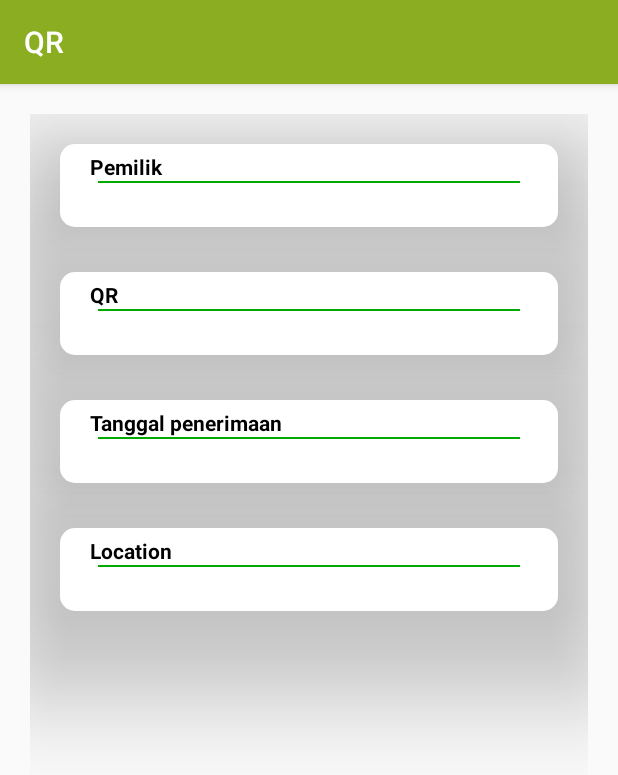
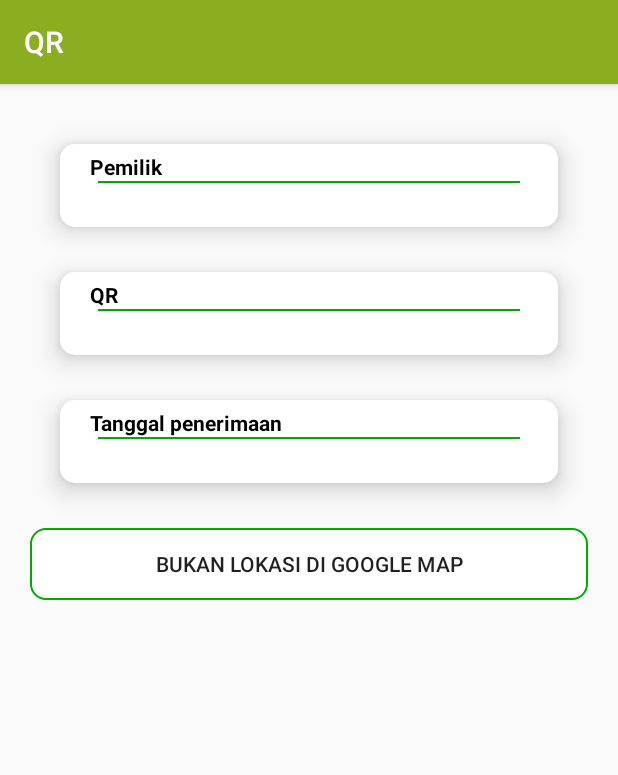
Before and after one commit to menma977/MitraTaniSejahtera, an Android app: the ResultQrActivity screen opened directly, with no data from a screen before it, on a phone screen of 412 x 824 dp. Shown: the top 775 px of the screen. Run offline under Robolectric (Android 15) with nearby library versions, the phone set to English and light mode, and no system bars; 1 statement that could not run was skipped.

Commit message:
20/03/2020
beres

```diff
--- a/app/src/main/AndroidManifest.xml
+++ b/app/src/main/AndroidManifest.xml
@@ -14,6 +14,10 @@
       android:roundIcon="@mipmap/ic_launcher_round"
       android:supportsRtl="true"
       android:theme="@style/AppTheme">
+    <activity android:name=".view.BinaryWebViewActivity">
+    </activity>
+    <activity android:name=".view.LedgerWebViewActivity">
+    </activity>
     <activity
         android:name=".view.ShowGalleryWebViewActivity"
         android:label="@string/gallery">
--- a/app/src/main/java/com/mitratanisejahtera/fragment/GalleryFragment.kt
+++ b/app/src/main/java/com/mitratanisejahtera/fragment/GalleryFragment.kt
@@ -97,7 +97,7 @@ class GalleryFragment : Fragment() {
             status.setTextColor(ContextCompat.getColor(view.context, R.color.textPrimary))
             status.textSize = 12F
             status.layoutParams = text
-            val parameterStatus: String = if (response.getJSONArray("response").getJSONObject(i)["status"] == 1) {
+            val parameterStatus: String = if (response.getJSONArray("response").getJSONObject(i)["yield"].toString().isEmpty()) {
               "Belum Panen"
             } else {
               "Sudah Panen - Hasil Panen:" + response.getJSONArray("response").getJSONObject(i)["yield"].toString()
--- a/app/src/main/java/com/mitratanisejahtera/view/ShowGalleryWebViewActivity.kt
+++ b/app/src/main/java/com/mitratanisejahtera/view/ShowGalleryWebViewActivity.kt
@@ -31,6 +31,5 @@ class ShowGalleryWebViewActivity : AppCompatActivity() {
     webContent.settings.javaScriptCanOpenWindowsAutomatically = true
 
     webContent.loadUrl(url, mapOf("Authorization" to "Bearer ${user.token}"))
-    println(url)
   }
 }
--- a/app/src/main/java/com/mitratanisejahtera/view/barcode/ResultQrActivity.kt
+++ b/app/src/main/java/com/mitratanisejahtera/view/barcode/ResultQrActivity.kt
@@ -1,6 +1,9 @@
 package com.mitratanisejahtera.view.barcode
 
+import android.content.Intent
+import android.net.Uri
 import android.os.Bundle
+import android.widget.Button
 import android.widget.TextView
 import android.widget.Toast
 import androidx.appcompat.app.AppCompatActivity
@@ -17,7 +20,10 @@ class ResultQrActivity : AppCompatActivity() {
   private lateinit var username: TextView
   private lateinit var qrCode: TextView
   private lateinit var getDate: TextView
-  private lateinit var location: TextView
+  private lateinit var location: Button
+  private lateinit var goTo: Intent
+  private lateinit var longitude: String
+  private lateinit var latitude: String
 
   override fun onCreate(savedInstanceState: Bundle?) {
     super.onCreate(savedInstanceState)
@@ -26,7 +32,7 @@ class ResultQrActivity : AppCompatActivity() {
     username = findViewById(R.id.usernameTextView)
     qrCode = findViewById(R.id.qrCodeTextView)
     getDate = findViewById(R.id.getDateTextView)
-    location = findViewById(R.id.locationTextView)
+    location = findViewById(R.id.buttonLocation)
 
     loading = Loading(this)
     loading.openDialog()
@@ -36,21 +42,32 @@ class ResultQrActivity : AppCompatActivity() {
     Timer().schedule(100) {
       val body = HashMap<String, String>()
       body["qr"] = qrResponse
-      val responseBee = TreeController.Get(user.token, body).execute().get()
-      if (responseBee["code"] == 200) {
+      val response = TreeController.Get(user.token, body).execute().get()
+      if (response["code"] == 200) {
         runOnUiThread {
-          username.text = responseBee.getJSONObject("response")["user"].toString()
-          qrCode.text = responseBee.getJSONObject("response")["code"].toString()
-          getDate.text = responseBee.getJSONObject("response")["start"].toString()
-          location.text = responseBee.getJSONObject("response")["location"].toString()
+          username.text = response.getJSONObject("response")["user"].toString()
+          qrCode.text = response.getJSONObject("response")["code"].toString()
+          getDate.text = response.getJSONObject("response")["start"].toString()
+          longitude = response.getJSONObject("response")["x_fild"].toString()
+          latitude = response.getJSONObject("response")["y_fild"].toString()
+          if (longitude.isEmpty() && latitude.isEmpty()) {
+            location.isEnabled = false
+          }
           loading.closeDialog()
         }
       } else {
         runOnUiThread {
           loading.closeDialog()
-          Toast.makeText(applicationContext, responseBee["response"].toString(), Toast.LENGTH_SHORT).show()
+          Toast.makeText(applicationContext, response["response"].toString(), Toast.LENGTH_SHORT).show()
         }
       }
     }
+
+    location.setOnClickListener {
+      val urlMap = "geo:$longitude,$latitude?q=$longitude,$latitude"
+      goTo = Intent(Intent.ACTION_VIEW, Uri.parse(urlMap))
+      goTo.setPackage("com.google.android.apps.maps")
+      startActivity(goTo)
+    }
   }
 }
--- a/app/src/main/res/layout/activity_result_qr.xml
+++ b/app/src/main/res/layout/activity_result_qr.xml
@@ -20,7 +20,7 @@
         android:layout_marginBottom="10dp"
         android:orientation="vertical"
         android:layout_width="match_parent"
-        android:elevation="50dp"
+        android:elevation="10dp"
         android:layout_height="wrap_content">
 
       <TextView
@@ -60,7 +60,7 @@
         android:layout_marginBottom="10dp"
         android:orientation="vertical"
         android:layout_width="match_parent"
-        android:elevation="50dp"
+        android:elevation="10dp"
         android:layout_height="wrap_content">
 
       <TextView
@@ -100,7 +100,7 @@
         android:layout_marginBottom="10dp"
         android:orientation="vertical"
         android:layout_width="match_parent"
-        android:elevation="50dp"
+        android:elevation="10dp"
         android:layout_height="wrap_content">
 
       <TextView
@@ -132,49 +132,20 @@
 
     </LinearLayout>
 
-    <LinearLayout
-        android:background="@drawable/card_secondary"
-        android:layout_marginTop="20dp"
-        android:layout_marginStart="20dp"
-        android:layout_marginEnd="20dp"
-        android:layout_marginBottom="10dp"
-        android:orientation="vertical"
+    <Space
         android:layout_width="match_parent"
-        android:elevation="50dp"
-        android:layout_height="wrap_content">
+        android:layout_height="20dp"/>
 
-      <TextView
-          android:text="@string/location"
-          android:layout_marginTop="5dp"
-          android:layout_marginStart="20dp"
-          android:layout_marginEnd="20dp"
-          android:textStyle="bold"
-          android:layout_width="match_parent"
-          android:layout_height="wrap_content"
-          android:textColor="@color/textPrimary"/>
-
-      <View
-          android:layout_width="match_parent"
-          android:layout_height="1dp"
-          android:layout_marginStart="25dp"
-          android:layout_marginEnd="25dp"
-          android:background="@color/colorAccent"/>
-
-      <TextView
-          android:layout_marginStart="25dp"
-          android:layout_marginEnd="25dp"
-          android:layout_marginBottom="5dp"
-          android:textSize="17sp"
-          android:layout_width="match_parent"
-          android:layout_height="wrap_content"
-          android:textColor="@color/textPrimary"
-          android:id="@+id/locationTextView"/>
-
-    </LinearLayout>
+    <Button
+        android:text="@string/open_google_map"
+        android:background="@drawable/button_default_1"
+        android:layout_width="match_parent"
+        android:layout_height="wrap_content"
+        android:id="@+id/buttonLocation"/>
 
     <Space
         android:layout_width="match_parent"
-        android:layout_height="200dp"/>
+        android:layout_height="100dp"/>
 
   </LinearLayout>
 
--- a/app/src/main/res/values/strings.xml
+++ b/app/src/main/res/values/strings.xml
@@ -51,4 +51,5 @@
   <string name="gallery">Gallery</string>
   <string name="location">Location</string>
   <string name="blank_password">Kosongkan jika tidak ingin dirubah</string>
+  <string name="open_google_map">Bukan Lokasi Di Google map</string>
 </resources>
```
Also changed, not shown: app/src/main/java/com/mitratanisejahtera/fragment/HomeFragment.kt (+22 -6 lines), app/src/main/java/com/mitratanisejahtera/view/BinaryWebViewActivity.kt (added, +36 -0 lines), app/src/main/java/com/mitratanisejahtera/view/LedgerWebViewActivity.kt (added, +36 -0 lines), app/src/main/res/layout/activity_binary_web_view.xml (added, +10 -0 lines), app/src/main/res/layout/activity_ledger_web_view.xml (added, +10 -0 lines), 1 other file.
